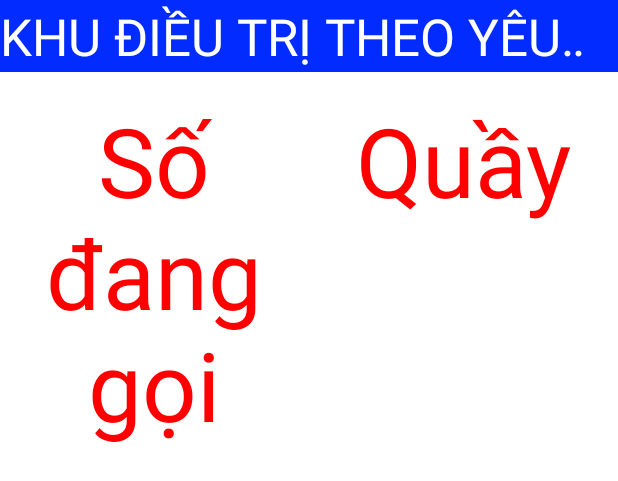
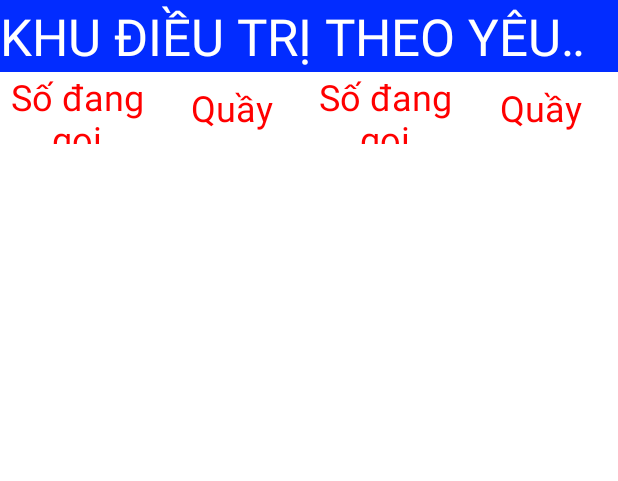
Before and after one commit to tuandungnguyen/qms, an Android app: the layout fragment_terminal.xml on its own in the app's theme, with its tools: preview values and no code run, on a phone screen of 412 x 824 dp. Shown: the top 481 px of the screen. Run offline under Robolectric (Android 15) with nearby library versions, the phone set to English and light mode, and no system bars.

Commit message:
update code Trang

```diff
--- a/app/src/main/java/com/ntd/qms/ConfigFragment.java
+++ b/app/src/main/java/com/ntd/qms/ConfigFragment.java
@@ -129,7 +129,7 @@ public class ConfigFragment extends Fragment implements DeviceAdapter.ClickListe
 
         binding.btnSaveDeviceInfo.setOnClickListener(view1 -> {
             if (binding.edtAndroidBoxID.getText().toString().isEmpty() || binding.edtArea.getText().toString().isEmpty()){
-                Toast.makeText(getActivity(), "Blank field. Can not save", Toast.LENGTH_LONG).show();
+                Toast.makeText(getActivity(), getString(R.string.miss_data), Toast.LENGTH_LONG).show();
             } else {
                 try {
 
@@ -147,7 +147,7 @@ public class ConfigFragment extends Fragment implements DeviceAdapter.ClickListe
                     editor.putBoolean(MainActivity.KEY_FIRST_TIME_OPEN, false);
                     editor.apply();
 
-                    Toast.makeText(getActivity(), "Data is saved", Toast.LENGTH_LONG).show();
+                    Toast.makeText(getActivity(), getString(R.string.saved_config), Toast.LENGTH_LONG).show();
 
                 } catch (Exception ex) {
                     Toast.makeText(getActivity(), "Error when parsing data", Toast.LENGTH_LONG).show();
--- a/app/src/main/java/com/ntd/qms/adapter/OrderAndRoomAdapter.java
+++ b/app/src/main/java/com/ntd/qms/adapter/OrderAndRoomAdapter.java
@@ -93,6 +93,12 @@ public class OrderAndRoomAdapter extends RecyclerView.Adapter<OrderAndRoomAdapte
                     throw new IllegalStateException("Unexpected value: " + item.getDirection());
             }
 
+            if (position % 2 == 0){
+                holder.itemView.setBackgroundColor(ContextCompat.getColor(context, R.color.light_grey));
+            } else {
+                holder.itemView.setBackgroundColor(ContextCompat.getColor(context, R.color.white));
+            }
+
         } catch (Exception ex){
 
         }
--- /dev/null
+++ b/app/src/main/res/drawable/layout_gray_bg.xml
@@ -0,0 +1,4 @@
+<?xml version="1.0" encoding="UTF-8"?>
+<shape xmlns:android="http://schemas.android.com/apk/res/android">
+    <solid android:color="#E1E0E0" />
+</shape>
--- a/app/src/main/res/layout/fragment_terminal.xml
+++ b/app/src/main/res/layout/fragment_terminal.xml
@@ -150,27 +150,27 @@
             <androidx.constraintlayout.widget.ConstraintLayout
                 android:id="@+id/bannerCounterDisplay"
                 android:layout_width="match_parent"
+                android:layout_height="@dimen/dp_64"
                 android:background="@color/blue"
                 app:layout_constraintStart_toStartOf="parent"
-                app:layout_constraintTop_toTopOf="parent"
-                android:layout_height="@dimen/dp_64">
+                app:layout_constraintTop_toTopOf="parent">
 
                 <TextView
                     android:id="@+id/tvRoom"
-                    app:layout_constraintTop_toTopOf="parent"
-                    app:layout_constraintBottom_toBottomOf="parent"
-                    app:layout_constraintStart_toStartOf="parent"
-                    app:layout_constraintEnd_toEndOf="parent"
+                    android:layout_width="wrap_content"
                     android:layout_height="wrap_content"
-                    tools:text="@string/sample_text"
+                    android:ellipsize="marquee"
+                    android:marqueeRepeatLimit="marquee_forever"
+                    android:scrollHorizontally="true"
                     android:singleLine="true"
-                    android:ellipsize="marquee"
-                    android:marqueeRepeatLimit ="marquee_forever"
-                    android:scrollHorizontally="true"
-                    android:layout_width="wrap_content"
                     android:textAllCaps="true"
                     android:textColor="@color/white"
-                    android:textSize="@dimen/sp_45" />
+                    android:textSize="@dimen/sp_45"
+                    app:layout_constraintBottom_toBottomOf="parent"
+                    app:layout_constraintEnd_toEndOf="parent"
+                    app:layout_constraintStart_toStartOf="parent"
+                    app:layout_constraintTop_toTopOf="parent"
+                    tools:text="@string/sample_text" />
             </androidx.constraintlayout.widget.ConstraintLayout>
 
 
@@ -198,26 +198,26 @@
             <androidx.constraintlayout.widget.ConstraintLayout
                 android:id="@+id/footerCounterDisplay"
                 android:layout_width="match_parent"
+                android:layout_height="@dimen/dp_64"
                 android:background="@color/blue"
-                app:layout_constraintStart_toStartOf="parent"
                 app:layout_constraintBottom_toBottomOf="parent"
-                android:layout_height="@dimen/dp_64">
+                app:layout_constraintStart_toStartOf="parent">
 
                 <TextView
                     android:id="@+id/tvPlace1"
+                    android:layout_width="wrap_content"
                     android:layout_height="wrap_content"
-                    app:layout_constraintTop_toTopOf="parent"
-                    app:layout_constraintBottom_toBottomOf="parent"
-                    app:layout_constraintStart_toStartOf="parent"
-                    app:layout_constraintEnd_toEndOf="parent"
+                    android:ellipsize="marquee"
+                    android:marqueeRepeatLimit="marquee_forever"
+                    android:scrollHorizontally="true"
                     android:singleLine="true"
-                    android:ellipsize="marquee"
-                    android:marqueeRepeatLimit ="marquee_forever"
-                    android:scrollHorizontally="true"
-                    android:layout_width="wrap_content"
                     android:textAllCaps="true"
                     android:textColor="@color/white"
-                    android:textSize="@dimen/sp_45" />
+                    android:textSize="@dimen/sp_45"
+                    app:layout_constraintBottom_toBottomOf="parent"
+                    app:layout_constraintEnd_toEndOf="parent"
+                    app:layout_constraintStart_toStartOf="parent"
+                    app:layout_constraintTop_toTopOf="parent" />
             </androidx.constraintlayout.widget.ConstraintLayout>
 
 
@@ -235,27 +235,27 @@
             <androidx.constraintlayout.widget.ConstraintLayout
                 android:id="@+id/bannerMainDisplay"
                 android:layout_width="match_parent"
+                android:layout_height="@dimen/dp_64"
                 android:background="@color/blue"
                 app:layout_constraintStart_toStartOf="parent"
-                app:layout_constraintTop_toTopOf="parent"
-                android:layout_height="@dimen/dp_64">
+                app:layout_constraintTop_toTopOf="parent">
 
                 <TextView
                     android:id="@+id/tvPlace2"
-                    app:layout_constraintTop_toTopOf="parent"
-                    app:layout_constraintBottom_toBottomOf="parent"
-                    app:layout_constraintStart_toStartOf="parent"
-                    app:layout_constraintEnd_toEndOf="parent"
+                    android:layout_width="wrap_content"
                     android:layout_height="wrap_content"
+                    android:ellipsize="marquee"
+                    android:marqueeRepeatLimit="marquee_forever"
+                    android:scrollHorizontally="true"
                     android:singleLine="true"
                     android:text="@string/sample_text"
-                    android:ellipsize="marquee"
-                    android:marqueeRepeatLimit ="marquee_forever"
-                    android:scrollHorizontally="true"
-                    android:layout_width="wrap_content"
                     android:textAllCaps="true"
                     android:textColor="@color/white"
-                    android:textSize="@dimen/sp_45" />
+                    android:textSize="@dimen/sp_45"
+                    app:layout_constraintBottom_toBottomOf="parent"
+                    app:layout_constraintEnd_toEndOf="parent"
+                    app:layout_constraintStart_toStartOf="parent"
+                    app:layout_constraintTop_toTopOf="parent" />
             </androidx.constraintlayout.widget.ConstraintLayout>
 
 
@@ -268,54 +268,75 @@
                 app:layout_constraintTop_toBottomOf="@id/bannerMainDisplay">
 
                 <Button
-                    app:layout_constraintStart_toStartOf="parent"
-                    app:layout_constraintTop_toTopOf="parent"
+                    android:id="@+id/btnSendTestData"
                     android:layout_width="wrap_content"
                     android:layout_height="wrap_content"
+                    android:text="Send Test Data"
                     android:visibility="gone"
-                    android:text="Send Test Data"
-                    android:id="@+id/btnSendTestData"/>
+                    app:layout_constraintStart_toStartOf="parent"
+                    app:layout_constraintTop_toTopOf="parent" />
 
 
                 <EditText
                     android:id="@+id/edtTestData"
+                    android:layout_width="0dp"
+                    android:layout_height="wrap_content"
+                    android:layout_marginStart="16dp"
+                    android:hint="Please enter test data"
                     android:singleLine="true"
                     android:visibility="gone"
-                    app:layout_constraintTop_toTopOf="@+id/btnSendTestData"
+                    app:layout_constraintEnd_toEndOf="parent"
                     app:layout_constraintStart_toEndOf="@+id/btnSendTestData"
-                    android:layout_marginStart="16dp"
-                    app:layout_constraintEnd_toEndOf="parent"
-                    android:hint="Please enter test data"
-                    android:layout_width="0dp"
-                    android:layout_height="wrap_content"/>
+                    app:layout_constraintTop_toTopOf="@+id/btnSendTestData" />
 
 
                 <LinearLayout
                     android:id="@+id/layoutMainDisplayHeader"
                     android:layout_width="match_parent"
-                    android:layout_height="wrap_content"
+                    android:layout_height="@dimen/dp_64"
                     android:orientation="horizontal"
-                    android:layout_marginTop="16dp"
                     app:layout_constraintStart_toStartOf="parent"
                     app:layout_constraintTop_toBottomOf="@+id/btnSendTestData">
 
-                    <TextView
+                    <androidx.appcompat.widget.AppCompatTextView
+                        android:id="@+id/tvCallingNumber1"
                         android:layout_width="0dp"
-                        android:layout_height="wrap_content"
+                        android:layout_height="match_parent"
+                        android:textSize="@dimen/sp_32"
                         android:layout_weight="1"
+                        android:gravity="center|center"
                         android:text="@string/calling_number"
-                        android:textAlignment="center"
-                        android:textColor="@color/red"
-                        android:textSize="64sp" />
+                        android:textColor="@color/red" />
 
-                    <TextView
+                    <androidx.appcompat.widget.AppCompatTextView
+                        android:id="@+id/tvCallingRoom1"
                         android:layout_width="0dp"
-                        android:layout_height="wrap_content"
+                        android:layout_height="match_parent"
                         android:layout_weight="1"
+                        android:textSize="@dimen/sp_32"
+                        android:gravity="center|center"
                         android:text="@string/calling_room"
-                        android:textAlignment="center"
-                        android:textColor="@color/red"
-                        android:textSize="64sp" />
+                        android:textColor="@color/red" />
+
+                    <androidx.appcompat.widget.AppCompatTextView
+                        android:id="@+id/tvCallingNumber2"
+                        android:layout_width="0dp"
+                        android:layout_height="match_parent"
+                        android:layout_weight="1"
+                        android:textSize="@dimen/sp_32"
+                        android:gravity="center|center"
+                        android:text="@string/calling_number"
+                        android:textColor="@color/red" />
+
+                    <androidx.appcompat.widget.AppCompatTextView
+                        android:id="@+id/tvCallingRoom2"
+                        android:layout_width="0dp"
+                        android:layout_height="match_parent"
+                        android:textSize="@dimen/sp_32"
+                        android:layout_weight="1"
+                        android:gravity="center|center"
+                        android:text="@string/calling_room"
+                        android:textColor="@color/red" />
 
 
                 </LinearLayout>
@@ -339,8 +360,8 @@
             android:layout_height="wrap_content"
             android:layout_margin="@dimen/dp_8"
             android:textColor="@color/white"
+            android:textSize="@dimen/sp_16"
             android:visibility="gone"
-            android:textSize="@dimen/sp_16"
             app:layout_constraintStart_toStartOf="parent"
             app:layout_constraintTop_toTopOf="parent"
             tools:text="Receive Text" />
@@ -349,11 +370,11 @@
             android:id="@+id/btnMenuConfig"
             android:layout_width="0dp"
             android:layout_height="@dimen/dp_64"
+            android:clickable="true"
+            android:focusable="true"
+            app:layout_constraintEnd_toEndOf="parent"
             app:layout_constraintStart_toStartOf="parent"
-            app:layout_constraintEnd_toEndOf="parent"
-            app:layout_constraintTop_toTopOf="parent"
-            android:clickable="true"
-            android:focusable="true" />
+            app:layout_constraintTop_toTopOf="parent" />
 
     </androidx.constraintlayout.widget.ConstraintLayout>
 
--- a/app/src/main/res/values/colors.xml
+++ b/app/src/main/res/values/colors.xml
@@ -28,5 +28,6 @@
     <color name="blue">#022cff</color>
 
     <color name="grey">#5c5c5c</color>
+    <color name="light_grey">#E1E0E0</color>
 
 </resources>
--- a/app/src/main/res/values/strings.xml
+++ b/app/src/main/res/values/strings.xml
@@ -12,6 +12,8 @@
     <string name="config">Cấu hình</string>
     <string name="config_display">Cấu hình hiển thị</string>
     <string name="config_usb_serial">Cấu hình giao tiếp USB</string>
+    <string name="saved_config">Đã lưu cấu hình thành công.</string>
+    <string name="miss_data">Vui lòng nhập vào đầy đủ thông tin.</string>
 
     <string name="calling_number">Số đang gọi</string>
     <string name="calling_room">Quầy</string>
```
Also changed, not shown: app/src/main/java/com/ntd/qms/MainActivity.java (+8 -0 lines), app/src/main/java/com/ntd/qms/TerminalFragment.java (+19 -0 lines), app/src/main/res/layout/item_order_and_room.xml (+34 -46 lines), app/src/main/res/values/arrays.xml (+12 -0 lines).
